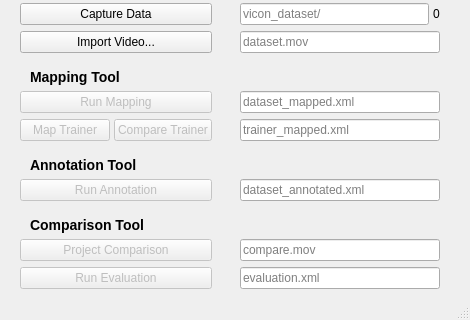
First picture: the form in wizard.ui, repository gwillz/EagleEye, before the edit; both pictures show x 0 to 470 and y 381 to 701 of the 470 by 701 pixel window.
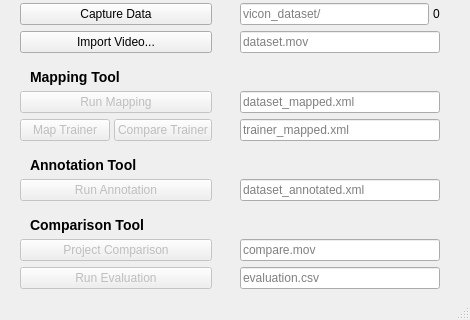
Second picture: the form after the edit. Icons and pictures are not drawn. Custom widgets are drawn as their Qt base class.

Commit message: yeah I lied

Patch:
```diff
--- a/wizard.ui
+++ b/wizard.ui
@@ -390,7 +390,7 @@
     <item row="20" column="3" colspan="3">
      <widget class="HighlightEdit" name="evaluation_edit">
       <property name="placeholderText">
-       <string>evaluation.xml</string>
+       <string>evaluation.csv</string>
       </property>
      </widget>
     </item>
```
The commit also changes 1 other file.
